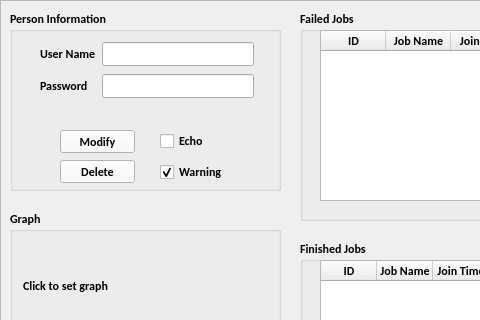
Old version of the form JobsSchedule/person.ui in the repository maple2rain/JobSchedule; both pictures show x 0 to 480 and y 0 to 320 of the 985 by 559 pixel window.
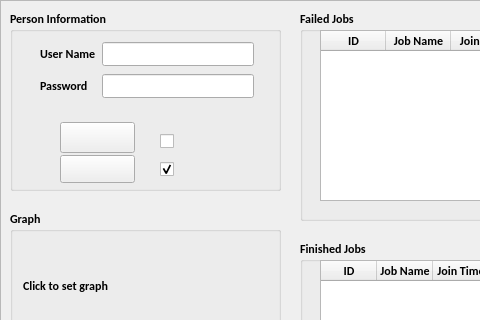
New version of the form. Icons and pictures are not drawn.

The edit to the form file:
```diff
--- a/JobsSchedule/person.ui
+++ b/JobsSchedule/person.ui
@@ -504,62 +504,75 @@
     <property name="geometry">
      <rect>
       <x>50</x>
-      <y>120</y>
+      <y>112</y>
       <width>75</width>
-      <height>23</height>
+      <height>31</height>
      </rect>
     </property>
     <property name="font">
      <font>
       <family>Calibri</family>
-      <weight>75</weight>
-      <bold>true</bold>
+      <pointsize>14</pointsize>
+      <weight>9</weight>
+      <italic>false</italic>
+      <bold>false</bold>
      </font>
     </property>
-    <property name="autoFillBackground">
-     <bool>false</bool>
+    <property name="cursor">
+     <cursorShape>PointingHandCursor</cursorShape>
     </property>
     <property name="styleSheet">
-     <string notr="true">background-color:rgb(249, 249, 249)</string>
+     <string notr="true"> border-image: url(:/images/images/icon/document_edit_modify_write_48px_1631_easyicon.net.ico);
+font: 75 14pt &quot;Calibri&quot;;</string>
     </property>
     <property name="text">
-     <string>Modify</string>
+     <string/>
     </property>
    </widget>
    <widget class="QPushButton" name="DeleteBtn">
     <property name="geometry">
      <rect>
       <x>50</x>
-      <y>150</y>
+      <y>145</y>
       <width>75</width>
-      <height>23</height>
+      <height>28</height>
      </rect>
     </property>
     <property name="font">
      <font>
       <family>Calibri</family>
-      <weight>75</weight>
-      <bold>true</bold>
+      <pointsize>14</pointsize>
+      <weight>9</weight>
+      <italic>false</italic>
+      <bold>false</bold>
      </font>
     </property>
     <property name="styleSheet">
-     <string notr="true">background-color:rgb(249, 249, 249)</string>
+     <string notr="true">border-image: url(:/images/images/icon/delete_128px_1190332_easyicon.net.ico);
+font: 75 14pt &quot;Calibri&quot;;</string>
     </property>
     <property name="text">
-     <string>Delete</string>
+     <string/>
     </property>
    </widget>
    <widget class="QCheckBox" name="WarningChkBox">
     <property name="geometry">
      <rect>
       <x>150</x>
-      <y>154</y>
+      <y>144</y>
       <width>71</width>
-      <height>16</height>
+      <height>31</height>
      </rect>
     </property>
+    <property name="cursor">
+     <cursorShape>PointingHandCursor</cursorShape>
+    </property>
+    <property name="styleSheet">
+     <string notr="true">border-image: url(:/images/images/icon/warning_128px_1186332_easyicon.net.ico);
+font: 75 14pt &quot;Calibri&quot;;</string>
+    </property>
     <property name="text">
-     <string>Warning</string>
+     <string/>
     </property>
     <property name="checked">
      <bool>true</bool>
@@ -574,8 +587,15 @@
       <height>16</height>
      </rect>
     </property>
+    <property name="cursor">
+     <cursorShape>PointingHandCursor</cursorShape>
+    </property>
+    <property name="styleSheet">
+     <string notr="true">border-image: url(:/images/images/icon/eye_128px_1153740_easyicon.net.ico);
+font: 75 14pt &quot;Calibri&quot;;</string>
+    </property>
     <property name="text">
-     <string>Echo</string>
+     <string/>
     </property>
    </widget>
   </widget>
```
Left out of the diff: 11 changed lines with no effect on the pictures.
